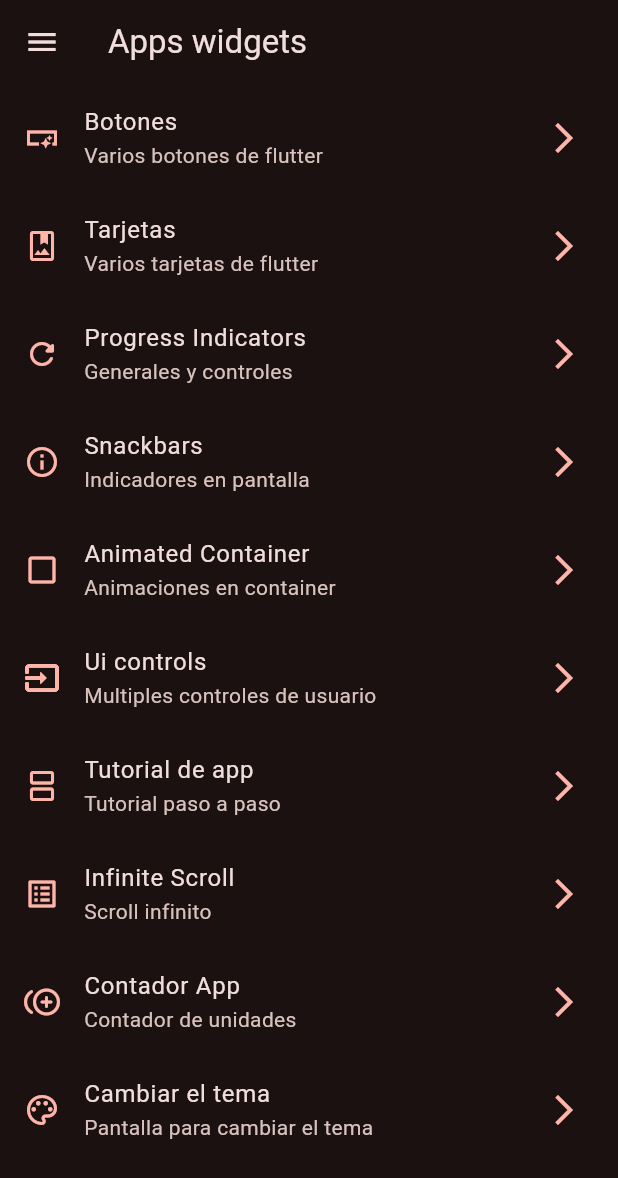
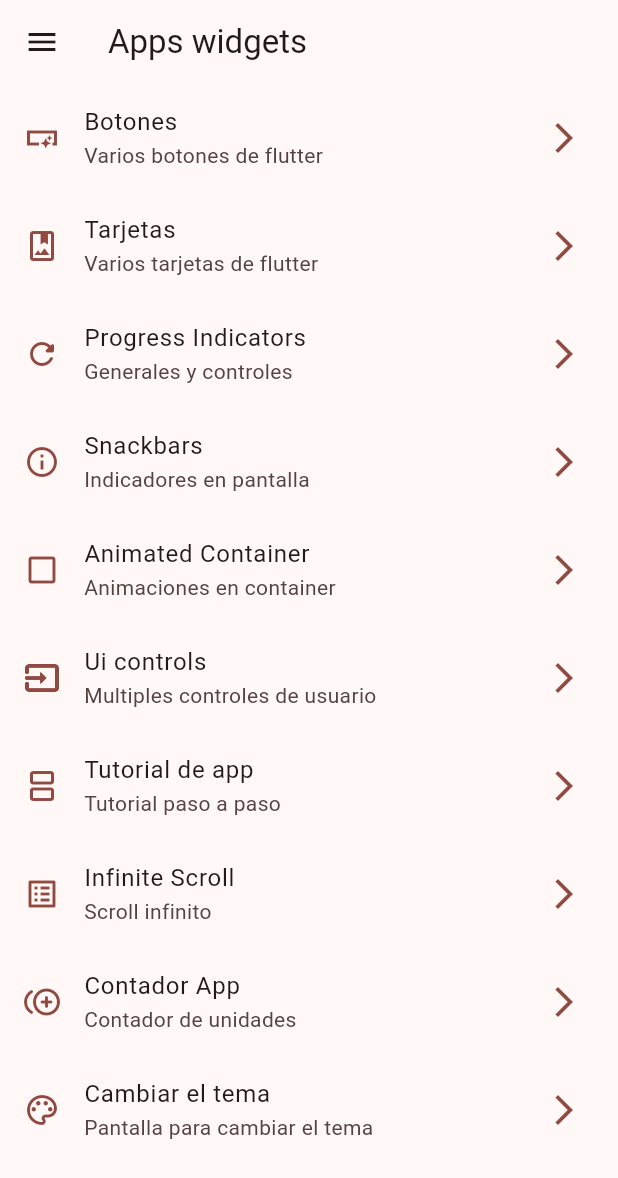
Before and after one commit to sergioportillo91/widgets_app, a Flutter app: the screen it shows after launch, on a phone screen of 412 x 824 dp. Shown: the top 1178 px of the screen. Run offline on Flutter 3.47's test engine with Material 2 defaults, Android fonts, the phone set to English and light mode, and no system bars; our stand-ins replace animate_do, flutter_riverpod, go_router.

Commit message:
implementacion StateNotifierProvider tema global

```diff
--- a/lib/config/theme/app_theme.dart
+++ b/lib/config/theme/app_theme.dart
@@ -22,4 +22,8 @@ class AppTheme {
       brightness: isDarkMode ? Brightness.dark : Brightness.light,
       colorSchemeSeed: colors[selectedColor],
       appBarTheme: const AppBarTheme(centerTitle: false));
+
+  AppTheme copyWith({int? selectedColor, bool? isDarkMode}) => AppTheme(
+      selectedColor: selectedColor ?? this.selectedColor,
+      isDarkMode: isDarkMode ?? this.isDarkMode);
 }
--- a/lib/main.dart
+++ b/lib/main.dart
@@ -17,17 +17,13 @@ class MainApp extends ConsumerWidget {
 
   @override
   Widget build(BuildContext context, WidgetRef ref) {
-    final int selectedIndexColorProvider = ref.watch(selectedColorProvider);
-
-    final bool isDarkMode = ref.watch(isDarkModeProvider);
+    final AppTheme themeNotifier = ref.watch(themeNotifierProvider);
 
     return MaterialApp.router(
       title: 'Flutter + Material 3',
       routerConfig: appRouter,
       debugShowCheckedModeBanner: false,
-      theme: AppTheme(
-              selectedColor: selectedIndexColorProvider, isDarkMode: isDarkMode)
-          .getTheme(),
+      theme: themeNotifier.getTheme(),
     );
   }
 }
--- a/lib/presentation/providers/theme_provider.dart
+++ b/lib/presentation/providers/theme_provider.dart
@@ -6,3 +6,18 @@ final isDarkModeProvider = StateProvider<bool>((ref) => true);
 final colorListProvider = Provider((ref) => colors);
 
 final selectedColorProvider = StateProvider<int>((ref) => 0);
+
+final themeNotifierProvider =
+    StateNotifierProvider<ThemeNotifier, AppTheme>((ref) => ThemeNotifier());
+
+class ThemeNotifier extends StateNotifier<AppTheme> {
+  ThemeNotifier() : super(AppTheme());
+
+  void toggleDarkMode() {
+    state = state.copyWith(isDarkMode: !state.isDarkMode);
+  }
+
+  void changeColorIndex(int colorIndex) {
+    state = state.copyWith(selectedColor: colorIndex);
+  }
+}
```
Also changed, not shown: lib/presentation/screens/theme_changer/theme_changer_screen.dart (+6 -9 lines).
